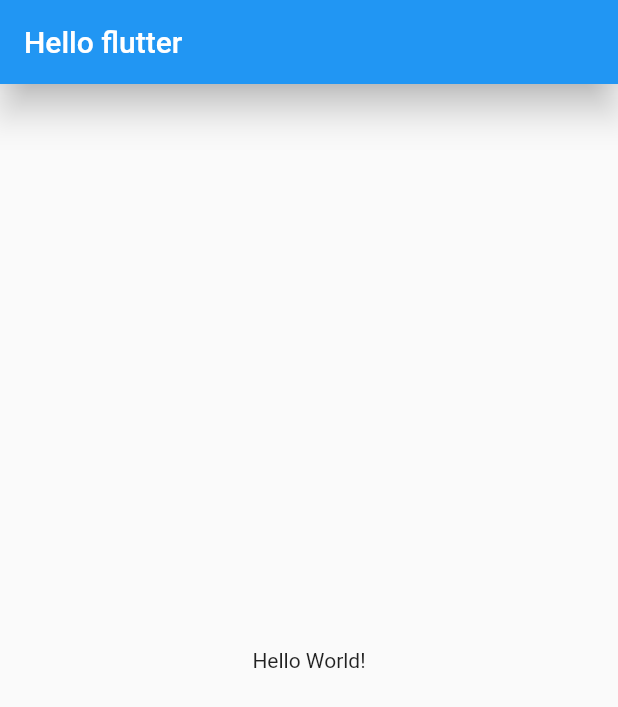
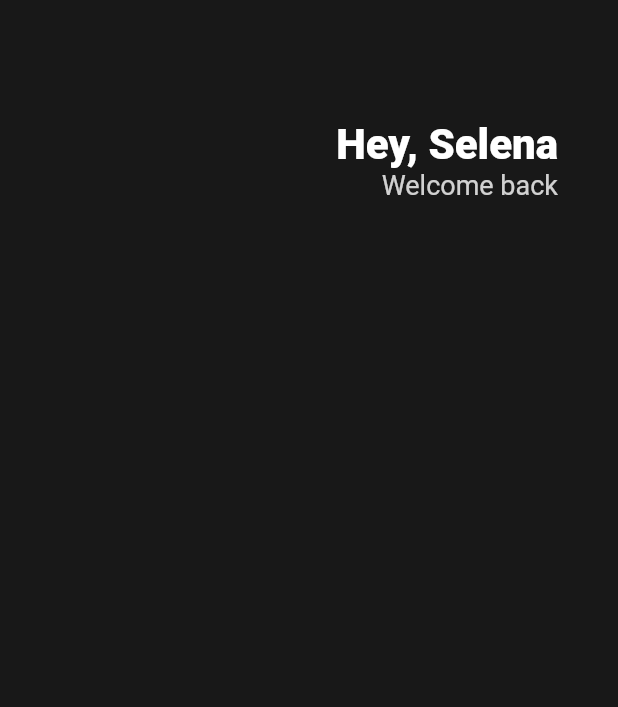
Before and after one commit to wellsbabo/flutter_practice, a Flutter app: the screen it shows after launch, on a phone screen of 412 x 824 dp. Shown: the top 707 px of the screen. Run offline on Flutter 3.47's test engine with Material 2 defaults, Android fonts, the phone set to English and light mode, and no system bars.

Commit message:
#3.1 완강

```diff
--- a/toonflix/lib/main.dart
+++ b/toonflix/lib/main.dart
@@ -22,15 +22,42 @@
     // MaterialApp: 구글느낌
     return MaterialApp(
       home: Scaffold(
-        appBar: AppBar(
-          centerTitle: false,
-          elevation: 10,
-          title: Text('Hello flutter'), //순서에 의해 파라미터를 구분함
-        ),
-        body: Center(
-          child: Text('Hello World!'),
-        ),
-      ),
+          backgroundColor: Color(0xFF181818),
+          body: Padding(
+            padding: EdgeInsets.symmetric(horizontal: 40),
+            child: Column(
+              children: [
+                SizedBox(
+                  height: 80,
+                ),
+                Row(
+                  mainAxisAlignment: MainAxisAlignment.end,
+                  children: [
+                    Column(
+                      crossAxisAlignment: CrossAxisAlignment.end,
+                      children: [
+                        Text(
+                          "Hey, Selena",
+                          style: TextStyle(
+                            color: Colors.white,
+                            fontSize: 28,
+                            fontWeight: FontWeight.w800,
+                          ),
+                        ),
+                        Text(
+                          "Welcome back",
+                          style: TextStyle(
+                            color: Colors.white.withOpacity(0.8),
+                            fontSize: 18,
+                          ),
+                        ),
+                      ],
+                    )
+                  ],
+                )
+              ],
+            ),
+          )),
     );
   }
 }
```
